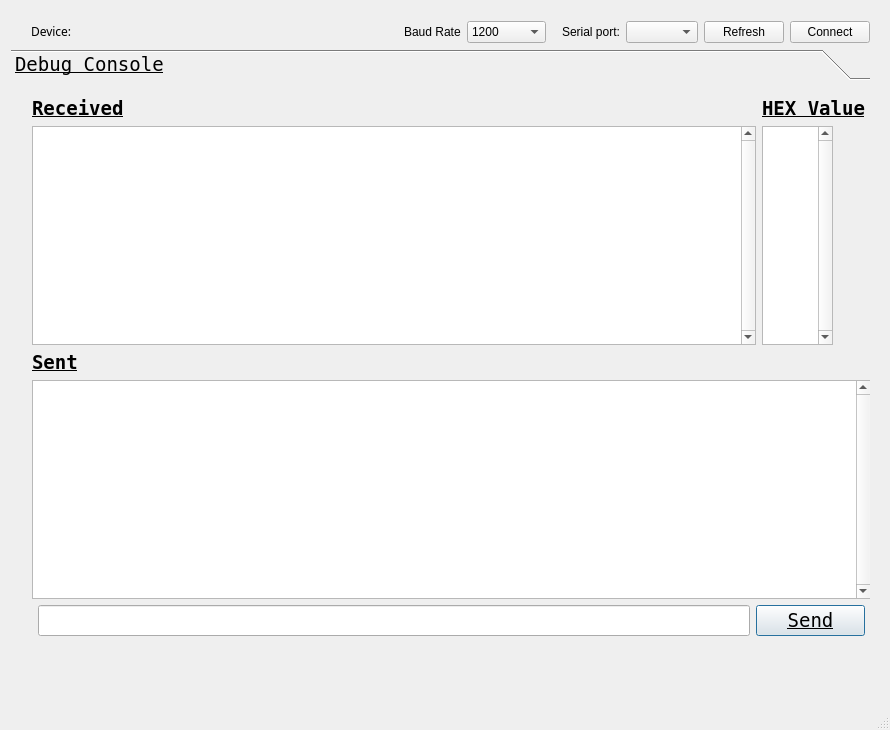
Before: the Qt Designer form mainwindow.ui in OpenAFM/OpenAFM_gui, drawn with Qt 5.
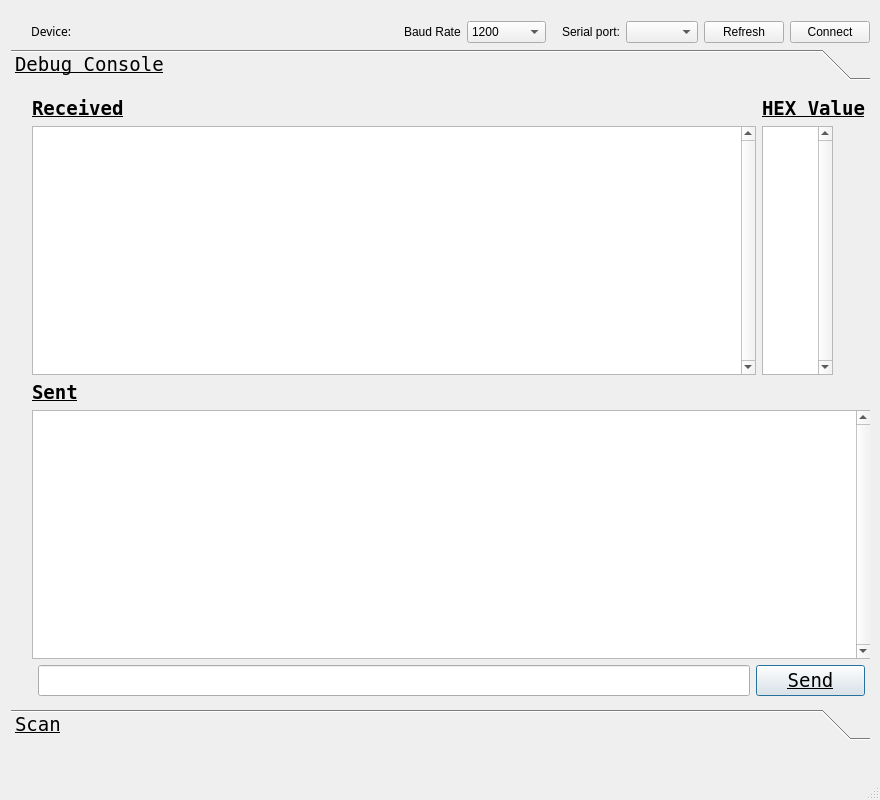
After: the same form once the commit is applied. The open tabs and pages were chosen to show the change. Custom widgets are drawn as their Qt base class.

Commit message: works with firmware

```diff
--- a/mainwindow.ui
+++ b/mainwindow.ui
@@ -6,19 +6,19 @@
    <rect>
     <x>0</x>
     <y>0</y>
-    <width>890</width>
-    <height>730</height>
+    <width>880</width>
+    <height>800</height>
    </rect>
   </property>
   <property name="minimumSize">
    <size>
-    <width>890</width>
-    <height>730</height>
+    <width>880</width>
+    <height>800</height>
    </size>
   </property>
   <property name="maximumSize">
    <size>
-    <width>1000</width>
+    <width>880</width>
     <height>800</height>
    </size>
   </property>
@@ -35,6 +35,12 @@
       <height>741</height>
      </rect>
     </property>
+    <property name="minimumSize">
+     <size>
+      <width>300</width>
+      <height>300</height>
+     </size>
+    </property>
     <layout class="QVBoxLayout" name="verticalLayout_3">
      <item>
       <layout class="QHBoxLayout" name="horizontalLayout">
@@ -252,8 +258,8 @@
       <widget class="QToolBox" name="Tabs">
        <property name="minimumSize">
         <size>
-         <width>200</width>
-         <height>200</height>
+         <width>300</width>
+         <height>300</height>
         </size>
        </property>
        <property name="font">
@@ -278,6 +284,12 @@
           <height>625</height>
          </rect>
         </property>
+        <property name="maximumSize">
+         <size>
+          <width>10000</width>
+          <height>10000</height>
+         </size>
+        </property>
         <attribute name="label">
          <string>Debug Console</string>
         </attribute>
@@ -287,7 +299,7 @@
            <x>10</x>
            <y>0</y>
            <width>861</width>
-           <height>561</height>
+           <height>621</height>
           </rect>
          </property>
          <layout class="QGridLayout" name="gridLayout_2">
```
Left out of the diff: 3 changed lines with no effect on the pictures. The commit also changes 1 other file.
